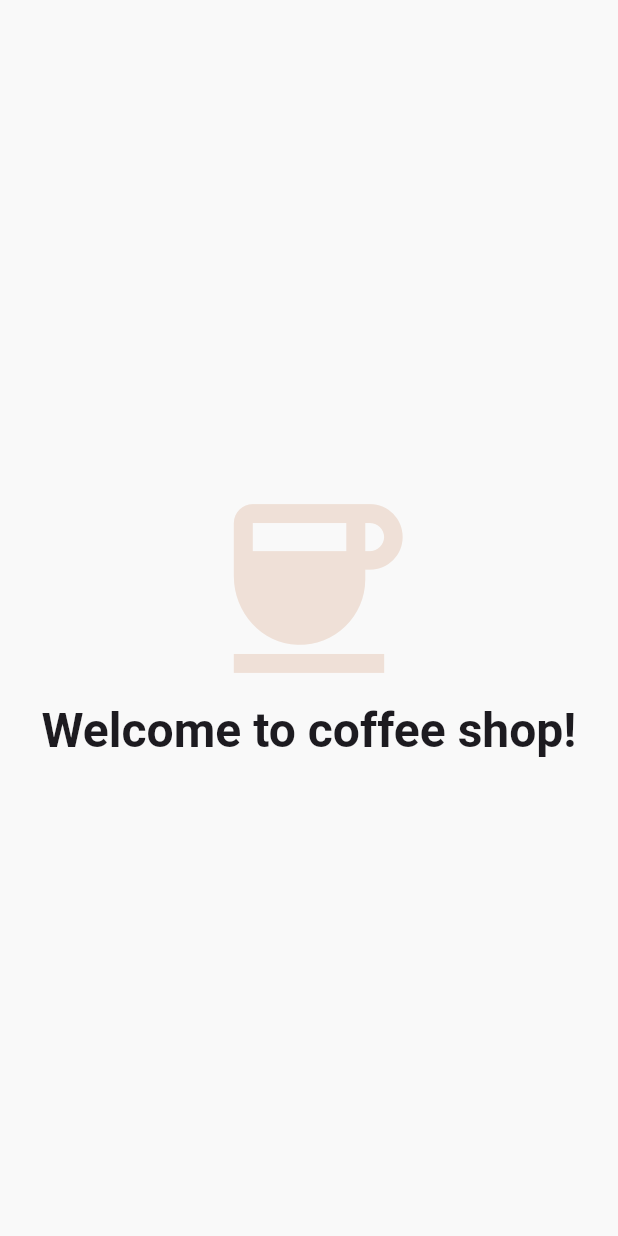
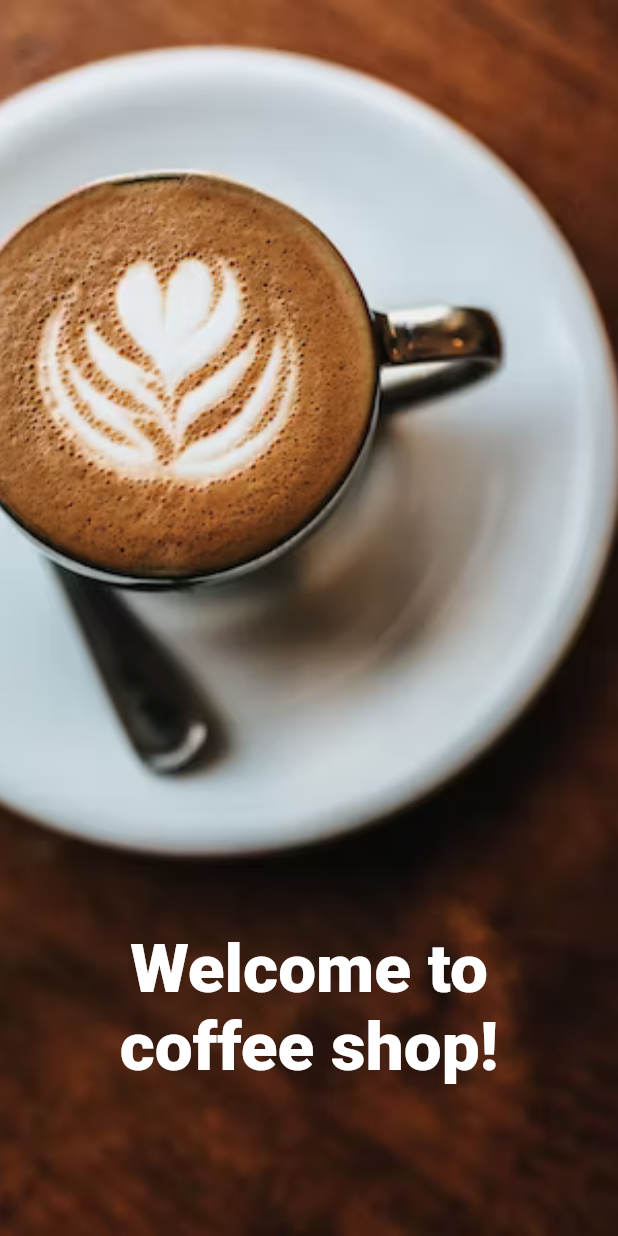
Before and after one commit to sagarkalel/coffee_shop_coding_challange, a Flutter app: the SplashScreen screen opened directly, on a phone screen of 412 x 824 dp. Run offline on Flutter 3.47's test engine with Material 3 defaults, Android fonts, the phone set to English and light mode, and no system bars; our stand-ins replace carousel_slider, cloud_firestore, firebase_auth, firebase_core, flutter_svg, geocoding and 5 more; accounts and stored records are empty.

Commit message:
changed logo and name and updated splash screen image

```diff
--- a/lib/screens/dashboard_screen/dashboard_screen.dart
+++ b/lib/screens/dashboard_screen/dashboard_screen.dart
@@ -5,7 +5,6 @@ import 'package:first_challange_coffee_shop/screens/favorite_screen/favorite_scr
 import 'package:first_challange_coffee_shop/screens/home_screen/home_screen.dart';
 import 'package:first_challange_coffee_shop/screens/notification_screen/notification_screen.dart';
 import 'package:first_challange_coffee_shop/utils/components/dialogs.dart';
-import 'package:first_challange_coffee_shop/utils/constatnts/routes_constants.dart';
 import 'package:first_challange_coffee_shop/utils/services/api_services.dart';
 import 'package:flutter/material.dart';
 import 'package:permission_handler/permission_handler.dart';
@@ -53,34 +52,8 @@ class _DashboardScreenState extends State<DashboardScreen> {
 
   @override
   Widget build(BuildContext context) {
-    // return Scaffold(
-    //   appBar: const PreferredSize(
-    //     preferredSize: Size.fromHeight(80),
-    //     child: DashboardAppbar(),
-    //   ),
-    //   bottomNavigationBar: const BottomNavigation(),
-    //   floatingActionButton: FloatingActionButton(
-    //       onPressed: () {
-    //         Navigator.pushNamed(context, AppRoutes.addCoffeeScreen);
-    //       },
-    //       child: const Icon(Icons.add)),
-    //   body: Consumer<MyProvider>(
-    //     builder: (context, provider, child) => provider.currentNavBar == 0
-    //         ? const HomeScreen()
-    //         : provider.currentNavBar == 1
-    //             ? const FavoriteScreen()
-    //             : provider.currentNavBar == 2
-    //                 ? const CartScreen()
-    //                 : const NotificationScreen(),
-    //   ),
-    // );
-
     return Scaffold(
       bottomNavigationBar: const BottomNavigation(),
-      floatingActionButton: FloatingActionButton(
-          onPressed: () =>
-              Navigator.pushNamed(context, AppRoutes.addCoffeeScreen),
-          child: const Icon(Icons.add)),
       body: Consumer<MyProvider>(
         builder: (context, provider, child) => provider.currentNavBar == 0
             ? const HomeScreen()
--- a/lib/screens/splash_screen/splash_screen.dart
+++ b/lib/screens/splash_screen/splash_screen.dart
@@ -6,6 +6,7 @@ import 'package:first_challange_coffee_shop/utils/themes/colors_theme.dart';
 import 'package:first_challange_coffee_shop/utils/themes/textstyles_theme.dart';
 import 'package:flutter/material.dart';
 import 'package:shared_preferences/shared_preferences.dart';
+import 'package:transparent_image/transparent_image.dart';
 
 class SplashScreen extends StatefulWidget {
   const SplashScreen({super.key});
@@ -43,22 +44,25 @@ class _SplashScreenState extends State<SplashScreen> {
   @override
   Widget build(BuildContext context) {
     return Scaffold(
-      body: Center(
-        child: Column(
-          mainAxisSize: MainAxisSize.min,
-          children: [
-            Icon(
-              Icons.coffee,
-              size: 150,
-              color: ThemeColors.brownColor.withOpacity(0.2),
+      body: Stack(
+        fit: StackFit.expand,
+        children: [
+          FadeInImage(
+            fit: BoxFit.cover,
+            placeholder: MemoryImage(kTransparentImage),
+            image: const AssetImage("assets/images/coffee_image_logo_2.png"),
+          ),
+          Align(
+            alignment: Alignment.bottomCenter,
+            child: Text(
+              "Welcome to coffee shop!",
+              textAlign: TextAlign.center,
+              style: Styles.displayMedium(context)
+                  .weight(FontWeight.w800)
+                  .textColor(ThemeColors.primaryWhite),
             ),
-            xGap(16),
-            Text(
-              "Welcome to coffee shop!",
-              style: Styles.headlineLarge(context).weight(FontWeight.w600),
-            ),
-          ],
-        ),
+          ).padXX(30).padYBottom(100),
+        ],
       ),
     );
   }
```
Also changed, not shown: assets/images/coffee_image_logo_2.png (added), 22 other files.
